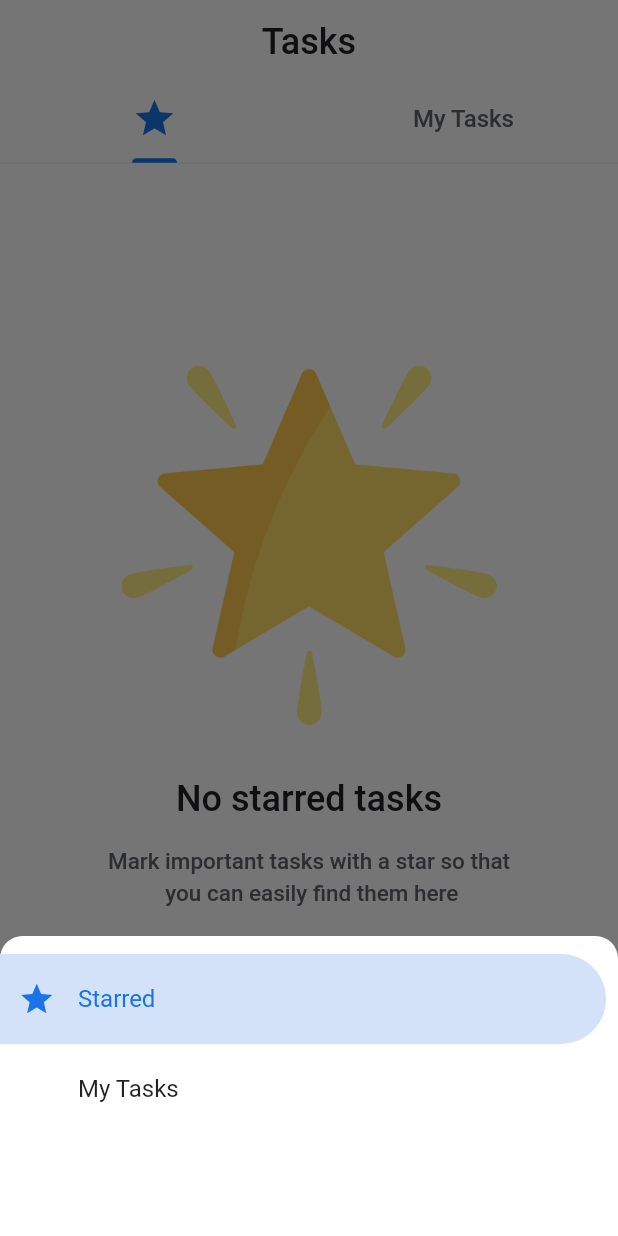
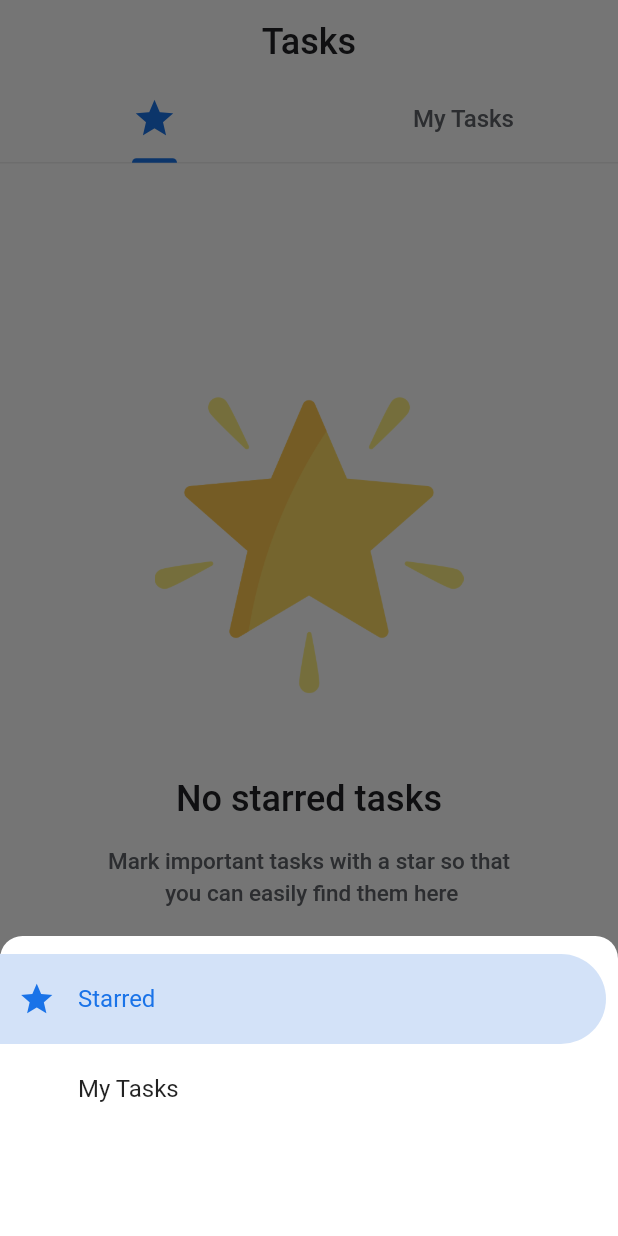
Before and after one commit to dayojiboye/flutter-to-do, a Flutter app: the screen it shows after launch, after a tap on the "menu" icon, on a phone screen of 412 x 824 dp. Run offline on Flutter 3.47's test engine with Material 2 defaults, Android fonts, the phone set to English and light mode, and no system bars; our stand-ins replace google_fonts.

Commit message:
fix: minor fix

```diff
--- a/lib/screens/home.dart
+++ b/lib/screens/home.dart
@@ -147,21 +147,21 @@ class _HomeScreenState extends State<HomeScreen> with TickerProviderStateMixin {
                               TabControllerTile(
                                 leading: const Icon(Icons.star, size: 25),
                                 title: "Starred",
+                                modalContext: context,
                                 selected: _selectedIndex == 0,
                                 onTap: () {
                                   if (_selectedIndex == 0) return;
                                   _controller.animateTo(_selectedIndex = 0);
-                                  Navigator.pop(context);
                                 },
                               ),
                               TabControllerTile(
                                 leading: const SizedBox(),
                                 title: "My Tasks",
+                                modalContext: context,
                                 selected: _selectedIndex == 1,
                                 onTap: () {
                                   if (_selectedIndex == 1) return;
                                   _controller.animateTo(_selectedIndex = 1);
-                                  Navigator.pop(context);
                                 },
                               )
                             ],
--- a/lib/screens/starred_tasks.dart
+++ b/lib/screens/starred_tasks.dart
@@ -25,7 +25,7 @@ class StarredTasksScreen extends StatelessWidget {
                     children: [
                       Image.asset(
                         "assets/images/star.png",
-                        width: MediaQuery.of(context).size.width,
+                        width: MediaQuery.of(context).size.width / 2,
                         height: 250,
                       ),
                       const SizedBox(height: 30),
--- a/lib/widgets/tab_controller_tile.dart
+++ b/lib/widgets/tab_controller_tile.dart
@@ -8,12 +8,14 @@ class TabControllerTile extends StatelessWidget {
     required this.title,
     required this.selected,
     required this.onTap,
+    required this.modalContext,
   });
 
   final Widget? leading;
   final String title;
   final bool selected;
   final void Function() onTap;
+  final BuildContext modalContext;
 
   @override
   Widget build(BuildContext context) {
@@ -29,7 +31,10 @@ class TabControllerTile extends StatelessWidget {
           horizontal: 12,
           vertical: 2,
         ),
-        onTap: onTap,
+        onTap: () {
+          onTap();
+          Navigator.pop(modalContext);
+        },
         shape: const RoundedRectangleBorder(
           borderRadius: BorderRadius.only(
             topRight: Radius.circular(50),
```
Also changed, not shown: 1 other file.
